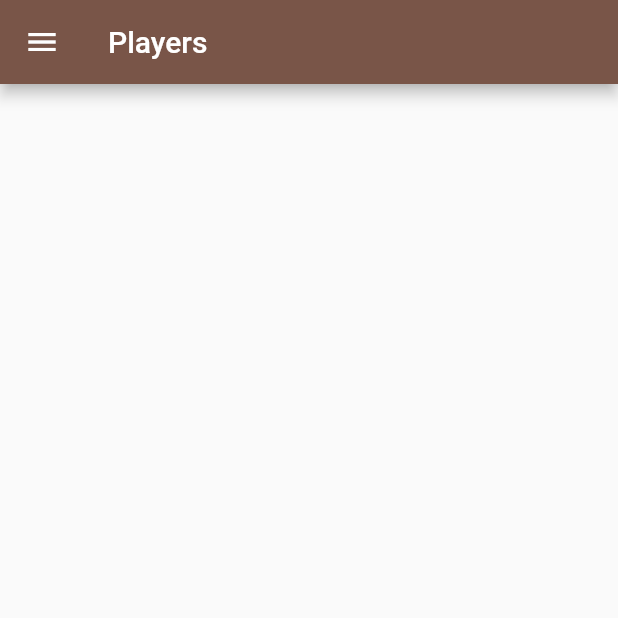
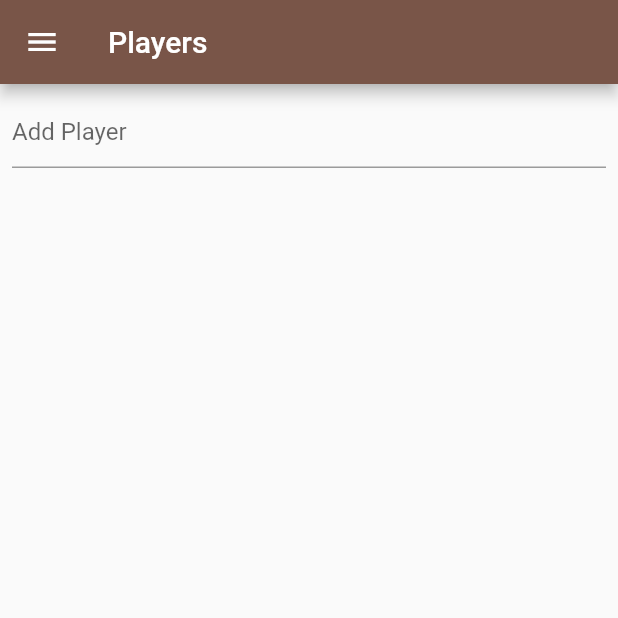
Before and after one commit to brax10ward/witch_hunt_flutter, a Flutter app: the screen it shows after launch, after a tap on "Add Players", on a phone screen of 412 x 824 dp, the top half of it. Run offline on Flutter 3.47's test engine with Material 2 defaults, Android fonts, the phone set to English and light mode, and no system bars; missing offline and left inert: text_to_speech.

Commit message:
add & remove players

```diff
--- a/lib/main.dart
+++ b/lib/main.dart
@@ -1,8 +1,7 @@
 import 'package:flutter/material.dart';
 import 'package:provider/provider.dart';
-import 'package:text_to_speech/text_to_speech.dart';
 import 'package:witch_hunt_flutter/drawer.dart';
-import 'package:witch_hunt_flutter/moderator_scripts.dart';
+import 'package:witch_hunt_flutter/providers/players_provider.dart';
 import 'package:witch_hunt_flutter/screens/black_cat_phase_screen.dart';
 import 'package:witch_hunt_flutter/screens/night_phase_screen.dart';
 import 'package:witch_hunt_flutter/screens/players_screen.dart';
@@ -11,7 +10,11 @@ import 'package:witch_hunt_flutter/screens/rules.dart';
 void main() {
   runApp(
     MultiProvider(
-      providers: [],
+      providers: [
+        ChangeNotifierProvider(
+          create: (_) => PlayersProvider(),
+        ),
+      ],
       child: const MyApp(),
     ),
   );
--- /dev/null
+++ b/lib/models/player.dart
@@ -0,0 +1,7 @@
+class Player {
+  final String name;
+
+  Player({
+    required this.name,
+  });
+}
--- a/lib/providers/players_provider.dart
+++ b/lib/providers/players_provider.dart
@@ -1,3 +1,16 @@
 import 'package:flutter/material.dart';
+import 'package:witch_hunt_flutter/models/player.dart';
 
-class PlayersProvider extends ChangeNotifier {}
+class PlayersProvider extends ChangeNotifier {
+  List<Player> players = [];
+
+  void addPlayer(String playerName) {
+    players.add(Player(name: playerName));
+    notifyListeners();
+  }
+
+  void removePlayer(Player player) {
+    players.removeWhere((element) => element.name == player.name);
+    notifyListeners();
+  }
+}
--- a/lib/screens/players_screen.dart
+++ b/lib/screens/players_screen.dart
@@ -1,5 +1,9 @@
+import 'package:flutter/cupertino.dart';
 import 'package:flutter/material.dart';
+import 'package:provider/provider.dart';
 import 'package:witch_hunt_flutter/drawer.dart';
+import 'package:witch_hunt_flutter/models/player.dart';
+import 'package:witch_hunt_flutter/providers/players_provider.dart';
 
 class PlayersScreen extends StatelessWidget {
   const PlayersScreen({Key? key}) : super(key: key);
@@ -8,17 +12,61 @@ class PlayersScreen extends StatelessWidget {
 
   @override
   Widget build(BuildContext context) {
+    final List<Player> players = context.watch<PlayersProvider>().players;
+
     return Scaffold(
       appBar: AppBar(
-        title: Text('Players'),
+        title: const Text('Players'),
       ),
-      // body: ListView.builder(
-      //   itemCount: 1,
-      //   itemBuilder: (BuildContext context, int index) {
-      //     return ;
-      //   },
-      // ),
+      body: Column(
+        children: [
+          const AddPlayerField(),
+          ListView.builder(
+            itemCount: players.length,
+            itemBuilder: (BuildContext context, int index) {
+              final Player player = players[index];
+              return ListTile(
+                title: Text(player.name),
+                trailing: IconButton(
+                  onPressed: () =>
+                      context.read<PlayersProvider>().removePlayer(player),
+                  icon: const Icon(CupertinoIcons.xmark_circle_fill),
+                ),
+              );
+            },
+            shrinkWrap: true,
+          ),
+        ],
+      ),
       drawer: const MainDrawer(),
     );
   }
 }
+
+class AddPlayerField extends StatefulWidget {
+  const AddPlayerField({
+    Key? key,
+  }) : super(key: key);
+
+  @override
+  State<AddPlayerField> createState() => _AddPlayerFieldState();
+}
+
+class _AddPlayerFieldState extends State<AddPlayerField> {
+  final TextEditingController controller = TextEditingController();
+
+  @override
+  Widget build(BuildContext context) {
+    return Padding(
+      padding: const EdgeInsets.all(8.0),
+      child: TextFormField(
+        controller: controller,
+        decoration: const InputDecoration(hintText: 'Add Player'),
+        onFieldSubmitted: (String playerName) {
+          context.read<PlayersProvider>().addPlayer(playerName);
+          controller.clear();
+        },
+      ),
+    );
+  }
+}
```
